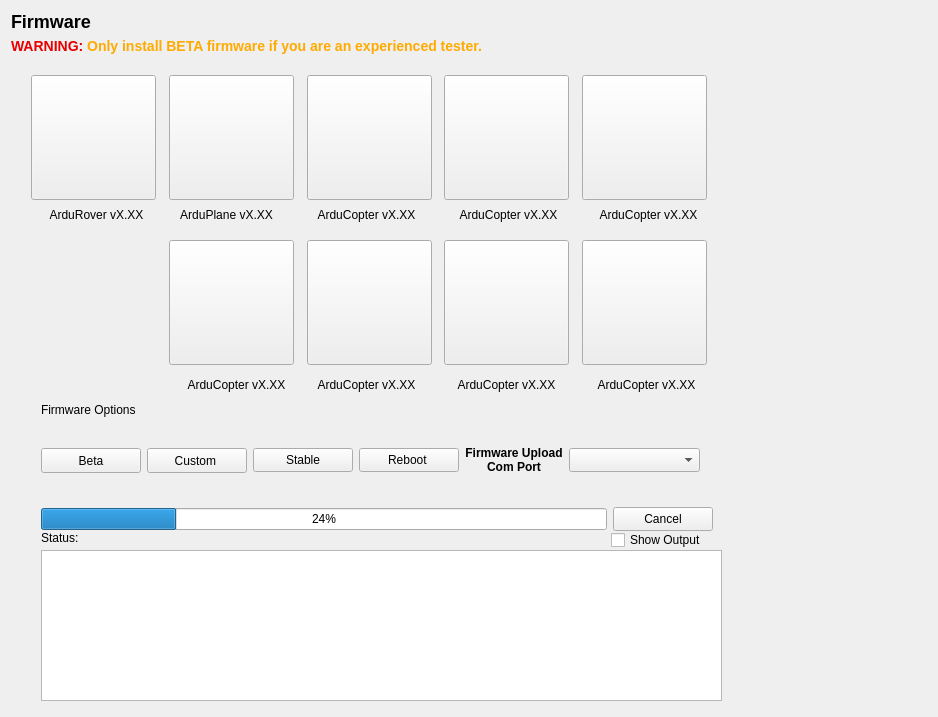
Old version of the form src/ui/configuration/ApmFirmwareConfig.ui in the repository ArduPilot/apm_planner.
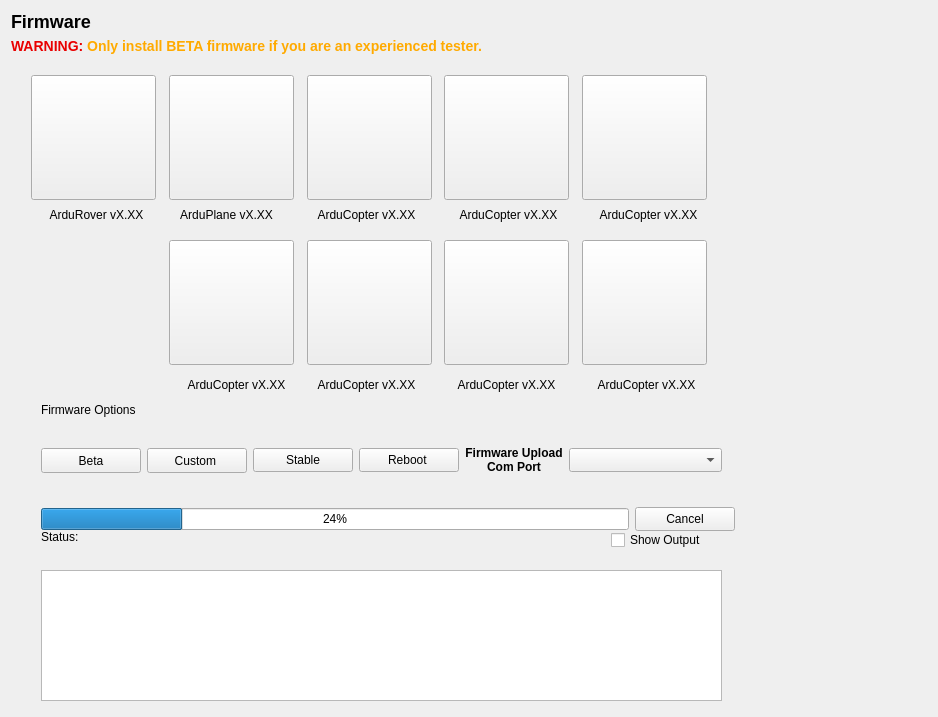
New version of the form. Icons and pictures are not drawn.

Commit message: Fixed long status messages baing partially visible.

What changed in the file:
```diff
--- a/src/ui/configuration/ApmFirmwareConfig.ui
+++ b/src/ui/configuration/ApmFirmwareConfig.ui
@@ -54,7 +54,7 @@
         <rect>
          <x>600</x>
          <y>470</y>
-         <width>107</width>
+         <width>121</width>
          <height>20</height>
         </rect>
        </property>
@@ -66,9 +66,9 @@
        <property name="geometry">
         <rect>
          <x>30</x>
-         <y>490</y>
+         <y>510</y>
          <width>681</width>
-         <height>151</height>
+         <height>131</height>
         </rect>
        </property>
        <property name="sizePolicy">
@@ -99,12 +99,18 @@
          <x>30</x>
          <y>470</y>
          <width>561</width>
-         <height>16</height>
+         <height>31</height>
         </rect>
        </property>
        <property name="text">
         <string>Status:</string>
        </property>
+       <property name="alignment">
+        <set>Qt::AlignLeading|Qt::AlignLeft|Qt::AlignTop</set>
+       </property>
+       <property name="wordWrap">
+        <bool>true</bool>
+       </property>
       </widget>
       <widget class="QPushButton" name="y6PushButton">
        <property name="geometry">
@@ -726,7 +732,7 @@
         <rect>
          <x>30</x>
          <y>360</y>
-         <width>672</width>
+         <width>694</width>
          <height>111</height>
         </rect>
        </property>
```
